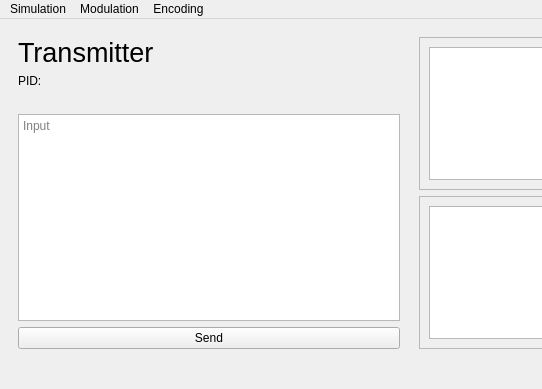
The window that T_App.ui (HeitorLRM/TR1_qt) describes before a commit, drawn with Qt 5; both pictures show x 0 to 542 and y 0 to 389 of the 1000 by 389 pixel window.
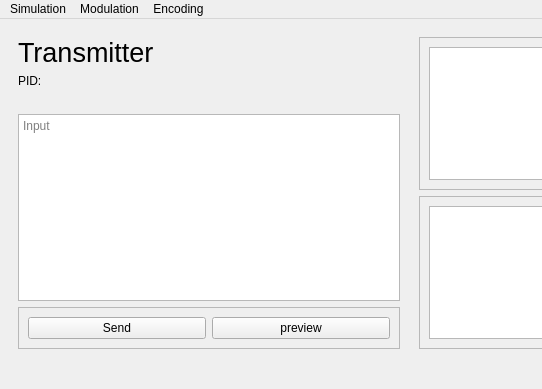
The same window after the commit. Custom widgets are drawn as their Qt base class.

Commit message: begginings of preview

Patch:
```diff
--- a/T_App.ui
+++ b/T_App.ui
@@ -86,12 +86,31 @@
          </widget>
         </item>
         <item>
+         <widget class="QFrame" name="frame_5">
+          <property name="frameShape">
+           <enum>QFrame::Shape::StyledPanel</enum>
+          </property>
+          <property name="frameShadow">
+           <enum>QFrame::Shadow::Raised</enum>
+          </property>
+          <layout class="QHBoxLayout" name="horizontalLayout_2">
+           <item>
          <widget class="QPushButton" name="btn_send">
           <property name="text">
            <string>Send</string>
           </property>
          </widget>
         </item>
+           <item>
+            <widget class="QPushButton" name="btn_preview">
+             <property name="text">
+              <string>preview</string>
+             </property>
+            </widget>
+           </item>
+          </layout>
+         </widget>
+        </item>
        </layout>
       </widget>
       <widget class="QFrame" name="frame_2">
```
Left out of the diff: 2 changed lines with no effect on the pictures. Lines whose indentation alone changed are shown as unchanged. The commit also changes 6 other files.
